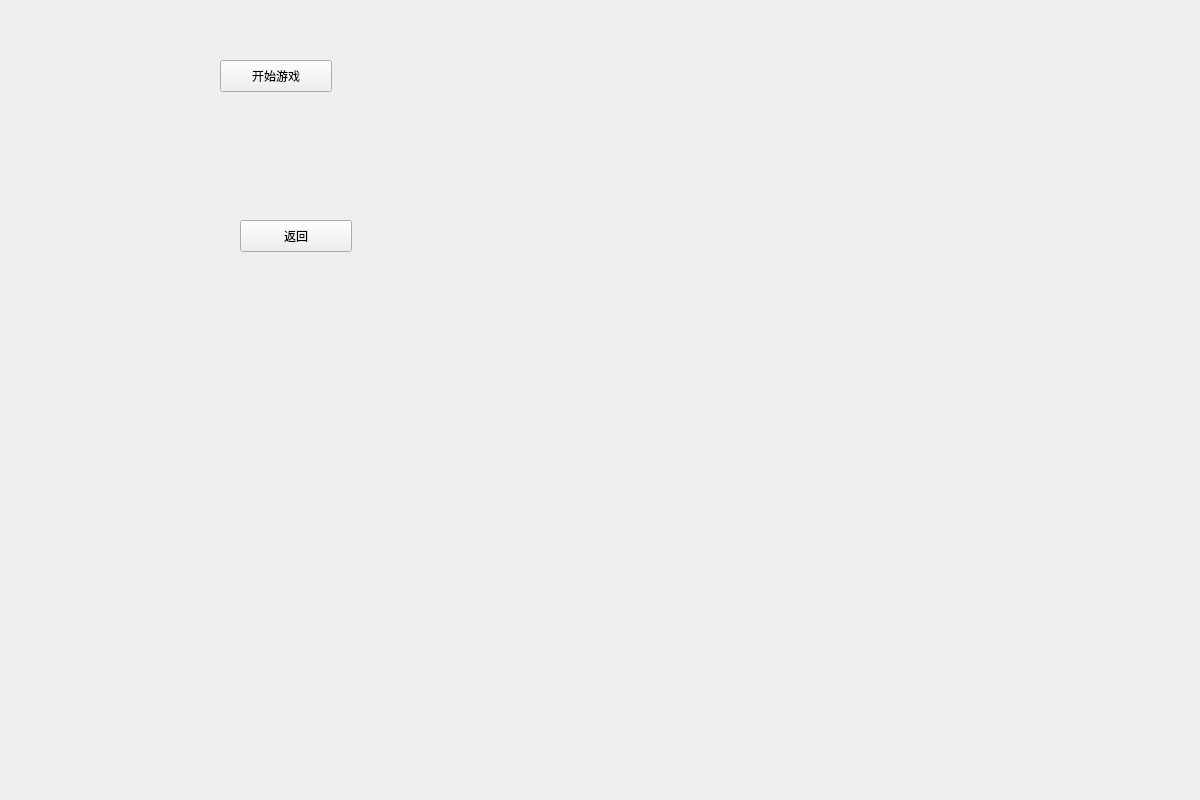
Old version of the form mainmenu/loginwindow.ui in the repository emon100/typeing-elite-client.
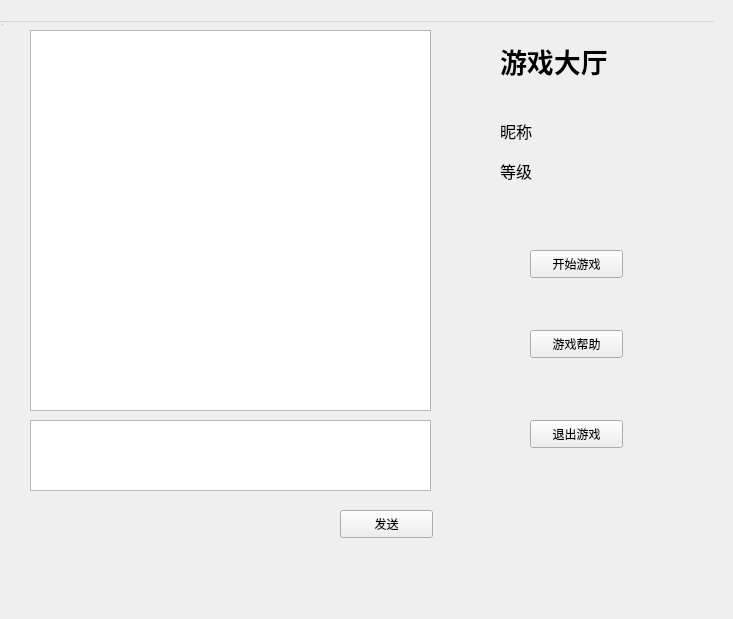
New version of the form.

What changed in the file:
```diff
--- a/mainmenu/loginwindow.ui
+++ b/mainmenu/loginwindow.ui
@@ -6,40 +6,184 @@
    <rect>
     <x>0</x>
     <y>0</y>
-    <width>1200</width>
-    <height>800</height>
+    <width>733</width>
+    <height>619</height>
    </rect>
   </property>
   <property name="windowTitle">
    <string>Form</string>
   </property>
-  <widget class="QPushButton" name="pushButton">
+  <widget class="QWidget" name="centralWidget" native="true">
    <property name="geometry">
     <rect>
-     <x>240</x>
-     <y>220</y>
-     <width>112</width>
-     <height>32</height>
+     <x>10</x>
+     <y>20</y>
+     <width>641</width>
+     <height>528</height>
     </rect>
    </property>
-   <property name="text">
-    <string>返回</string>
+   <widget class="QPushButton" name="Start">
+    <property name="geometry">
+     <rect>
+      <x>520</x>
+      <y>230</y>
+      <width>93</width>
+      <height>28</height>
+     </rect>
+    </property>
+    <property name="text">
+     <string>开始游戏</string>
+    </property>
+   </widget>
+   <widget class="QPushButton" name="Help">
+    <property name="geometry">
+     <rect>
+      <x>520</x>
+      <y>310</y>
+      <width>93</width>
+      <height>28</height>
+     </rect>
+    </property>
+    <property name="text">
+     <string>游戏帮助</string>
+    </property>
+   </widget>
+   <widget class="QPushButton" name="Exit">
+    <property name="geometry">
+     <rect>
+      <x>520</x>
+      <y>400</y>
+      <width>93</width>
+      <height>28</height>
+     </rect>
+    </property>
+    <property name="text">
+     <string>退出游戏</string>
+    </property>
+   </widget>
+   <widget class="QPushButton" name="Send">
+    <property name="geometry">
+     <rect>
+      <x>330</x>
+      <y>490</y>
+      <width>93</width>
+      <height>28</height>
+     </rect>
+    </property>
+    <property name="text">
+     <string>发送</string>
+    </property>
+   </widget>
+   <widget class="QLabel" name="Level">
+    <property name="geometry">
+     <rect>
+      <x>490</x>
+      <y>140</y>
+      <width>131</width>
+      <height>21</height>
+     </rect>
+    </property>
+    <property name="font">
+     <font>
+      <pointsize>12</pointsize>
+     </font>
+    </property>
+    <property name="text">
+     <string>等级</string>
+    </property>
+   </widget>
+   <widget class="QTextBrowser" name="Message">
+    <property name="geometry">
+     <rect>
+      <x>20</x>
+      <y>10</y>
+      <width>401</width>
+      <height>381</height>
+     </rect>
+    </property>
+   </widget>
+   <widget class="QLabel" name="Name">
+    <property name="geometry">
+     <rect>
+      <x>490</x>
+      <y>100</y>
+      <width>131</width>
+      <height>21</height>
+     </rect>
+    </property>
+    <property name="font">
+     <font>
+      <pointsize>12</pointsize>
+     </font>
+    </property>
+    <property name="text">
+     <string>昵称</string>
+    </property>
+   </widget>
+   <widget class="QLabel" name="label">
+    <property name="geometry">
+     <rect>
+      <x>490</x>
+      <y>20</y>
+      <width>131</width>
+      <height>41</height>
+     </rect>
+    </property>
+    <property name="font">
+     <font>
+      <pointsize>20</pointsize>
+      <weight>75</weight>
+      <bold>true</bold>
+      <strikeout>false</strikeout>
+     </font>
+    </property>
+    <property name="text">
+     <string>游戏大厅</string>
+    </property>
+   </widget>
+   <widget class="QTextEdit" name="textEdit">
+    <property name="geometry">
+     <rect>
+      <x>20</x>
+      <y>400</y>
+      <width>401</width>
+      <height>71</height>
+     </rect>
+    </property>
+   </widget>
+  </widget>
+  <widget class="QMenuBar" name="menuBar">
+   <property name="geometry">
+    <rect>
+     <x>0</x>
+     <y>0</y>
+     <width>714</width>
+     <height>22</height>
+    </rect>
    </property>
   </widget>
-  <widget class="QPushButton" name="BeginGameButton">
+  <widget class="QToolBar" name="mainToolBar">
    <property name="geometry">
     <rect>
-     <x>220</x>
-     <y>60</y>
-     <width>112</width>
-     <height>32</height>
+     <x>0</x>
+     <y>0</y>
+     <width>2</width>
+     <height>13</height>
     </rect>
    </property>
-   <property name="text">
-    <string>开始游戏</string>
+  </widget>
+  <widget class="QStatusBar" name="statusBar">
+   <property name="geometry">
+    <rect>
+     <x>0</x>
+     <y>0</y>
+     <width>3</width>
+     <height>27</height>
+    </rect>
    </property>
   </widget>
  </widget>
+ <layoutdefault spacing="6" margin="11"/>
  <resources/>
  <connections/>
 </ui>
```
Left out of the diff: 2 changed lines with no effect on the pictures.
